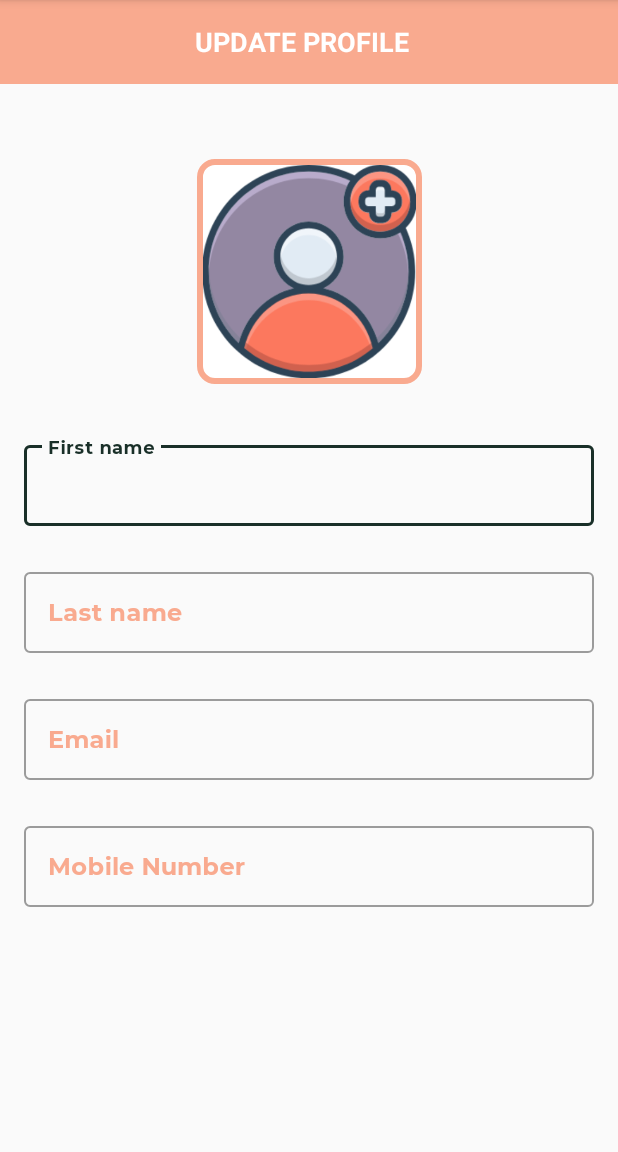
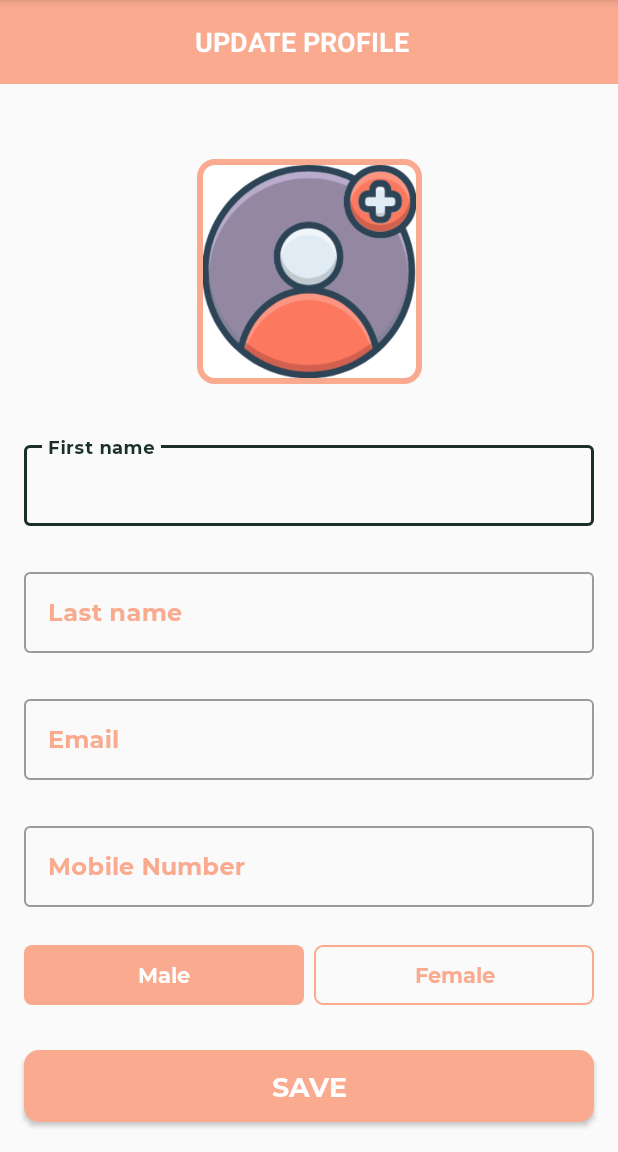
Before and after one commit to ahmedazizou/MyDealAPP, an Android app: the UserProfileActivity screen opened directly, with no data from a screen before it, on a phone screen of 412 x 824 dp, the part 84-1236 px from its top. Run offline under Robolectric (Android 15) with nearby library versions, the phone set to English and light mode, and no system bars.

Commit message:
Make layout for profile edit 2

```diff
--- a/app/src/main/java/com/example/mydeal/activities/LoginActivity.kt
+++ b/app/src/main/java/com/example/mydeal/activities/LoginActivity.kt
@@ -61,8 +61,20 @@ class LoginActivity : BaseActivity(), View.OnClickListener {
         Log.i("Lat Name ",user.LastName)
         Log.i("Email ",user.email)
 
+        // Redirect the user to the UserProfile screen if it is incomplete otherwise to the Main screen.
+
+        if (user.profileSteps == 0) {
+            // If the user profile is incomplete then launch the UserProfileActivity.
+            val intent = Intent(this@LoginActivity, UserProfileActivity::class.java)
+            startActivity(intent)
+        } else {
+            // Redirect the user to Main Screen after log in.
+            startActivity(Intent(this@LoginActivity, MainActivity::class.java))
+        }
+        finish()
+
         //Redirect the user to main screen after he login.
-        startActivity(Intent(this@LoginActivity,MainActivity::class.java))
+        //startActivity(Intent(this@LoginActivity,MainActivity::class.java))
         finish()
     }
 
--- /dev/null
+++ b/app/src/main/java/com/example/mydeal/utils/MyDealRadioButton.kt
@@ -0,0 +1,20 @@
+package com.example.mydeal.utils
+
+
+import android.content.Context
+import android.graphics.Typeface
+import android.util.AttributeSet
+import androidx.appcompat.widget.AppCompatRadioButton
+
+class MyDealRadioButton(context:Context , attributeSet: AttributeSet)
+    :AppCompatRadioButton(context,attributeSet) {
+        init {
+            applyFont()
+        }
+    private fun applyFont() {
+        //this is used to get the file from the assets folder and set ot tp the title textView.
+        val typeface: Typeface = Typeface.createFromAsset(context.assets, "Font_Bold.ttf")
+        setTypeface(typeface)
+
+    }
+}
--- /dev/null
+++ b/app/src/main/res/drawable/drawable_gender_option.xml
@@ -0,0 +1,31 @@
+<?xml version="1.0" encoding="utf-8"?>
+<!-- Create a custom background selector for the Radio button. -->
+
+<selector xmlns:android="http://schemas.android.com/apk/res/android">
+    <item android:state_checked="true">
+        <shape android:shape="rectangle">
+
+            <solid android:color="@color/colorOrange" />
+
+            <corners android:bottomLeftRadius="@dimen/gender_radio_button_radius"
+                     android:bottomRightRadius="@dimen/gender_radio_button_radius"
+                     android:topLeftRadius="@dimen/gender_radio_button_radius"
+                     android:topRightRadius="@dimen/gender_radio_button_radius" />
+        </shape>
+    </item>
+
+    <item android:state_checked="false">
+
+        <shape android:shape="rectangle">
+
+            <stroke android:width="@dimen/gender_radio_button_stroke_width"
+                    android:color="@color/colorPrimarySec" />
+
+            <corners
+                    android:bottomLeftRadius="@dimen/gender_radio_button_radius"
+                    android:bottomRightRadius="@dimen/gender_radio_button_radius"
+                    android:topLeftRadius="@dimen/gender_radio_button_radius"
+                    android:topRightRadius="@dimen/gender_radio_button_radius" />
+        </shape>
+    </item>
+</selector>
--- /dev/null
+++ b/app/src/main/res/drawable/drawable_gender_text_color.xml
@@ -0,0 +1,10 @@
+<?xml version="1.0" encoding="utf-8"?>
+<!-- Create a custom text selector for the Radio button.-->
+
+<selector xmlns:android="http://schemas.android.com/apk/res/android">
+
+    <item android:color="@color/colorWhite" android:state_checked="true" />
+
+    <item android:color="@color/colorPrimarySec"
+          android:state_checked="false" />
+</selector>
--- a/app/src/main/res/layout/activity_user_profile.xml
+++ b/app/src/main/res/layout/activity_user_profile.xml
@@ -168,6 +168,70 @@
                         android:textSize="@dimen/et_textSize" />
             </com.google.android.material.textfield.TextInputLayout>
 
+            <!-- Add remaining design of the layout for user profile screen.-->
+
+            <RadioGroup
+                    android:id="@+id/rg_gender"
+                    android:layout_width="match_parent"
+                    android:layout_height="@dimen/profile_radio_button_height"
+                    android:layout_marginStart="16dp"
+                    android:layout_marginTop="25dp"
+                    android:layout_marginEnd="16dp"
+                    android:orientation="horizontal"
+                    app:layout_constraintBottom_toTopOf="@id/btn_submit"
+                    app:layout_constraintEnd_toEndOf="parent"
+                    app:layout_constraintStart_toStartOf="parent"
+                    app:layout_constraintTop_toBottomOf="@id/til_mobile_number">
+
+                <com.example.mydeal.utils.MyDealRadioButton
+                        android:id="@+id/rb_male"
+                        android:layout_width="0dp"
+                        android:layout_height="match_parent"
+                        android:layout_marginEnd="@dimen/profile_radio_button_marginStartEnd"
+                        android:layout_weight="1"
+                        android:background="@drawable/drawable_gender_option"
+                        android:button="@null"
+                        android:checked="true"
+                        android:gravity="center"
+                        android:text="@string/rb_lbl_male"
+                        android:textColor="@drawable/drawable_gender_text_color"
+                        android:textStyle="bold" />
+
+                <com.example.mydeal.utils.MyDealRadioButton
+                        android:id="@+id/rb_female"
+                        android:layout_width="0dp"
+                        android:layout_height="match_parent"
+                        android:layout_marginStart="@dimen/profile_radio_button_marginStartEnd"
+                        android:layout_weight="1"
+                        android:background="@drawable/drawable_gender_option"
+                        android:button="@null"
+                        android:gravity="center"
+                        android:text="@string/rb_lbl_female"
+                        android:textColor="@drawable/drawable_gender_text_color"
+                        android:textStyle="bold" />
+            </RadioGroup>
+
+            <com.example.mydeal.utils.MyDealButton
+                    android:id="@+id/btn_submit"
+                    android:layout_width="match_parent"
+                    android:layout_height="wrap_content"
+                    android:layout_gravity="center"
+                    android:layout_marginStart="16dp"
+                    android:layout_marginTop="30dp"
+                    android:layout_marginEnd="16dp"
+                    android:layout_marginBottom="20dp"
+                    android:background="@drawable/button_background"
+                    android:foreground="?attr/selectableItemBackground"
+                    android:gravity="center"
+                    android:paddingTop="@dimen/btn_padding"
+                    android:paddingBottom="@dimen/btn_padding"
+                    android:text="@string/btn_lbl_save"
+                    android:textColor="@android:color/white"
+                    android:textSize="@dimen/btn_textSize"
+                    app:layout_constraintBottom_toBottomOf="parent"
+                    app:layout_constraintEnd_toEndOf="parent"
+                    app:layout_constraintStart_toStartOf="parent"
+                    app:layout_constraintTop_toBottomOf="@id/rg_gender" />
         </androidx.constraintlayout.widget.ConstraintLayout>
     </ScrollView>
 
```
